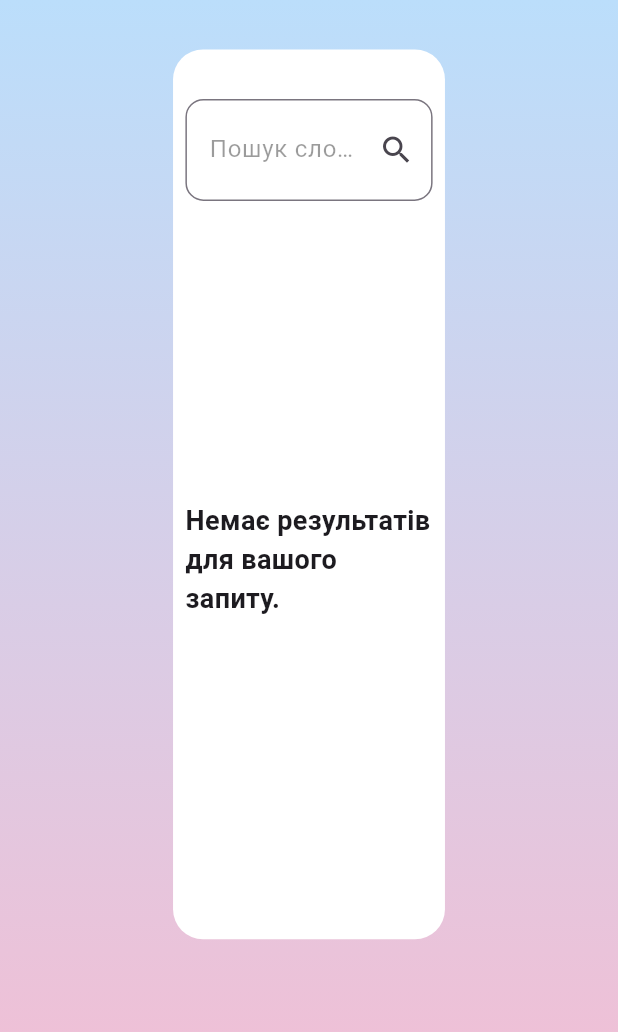
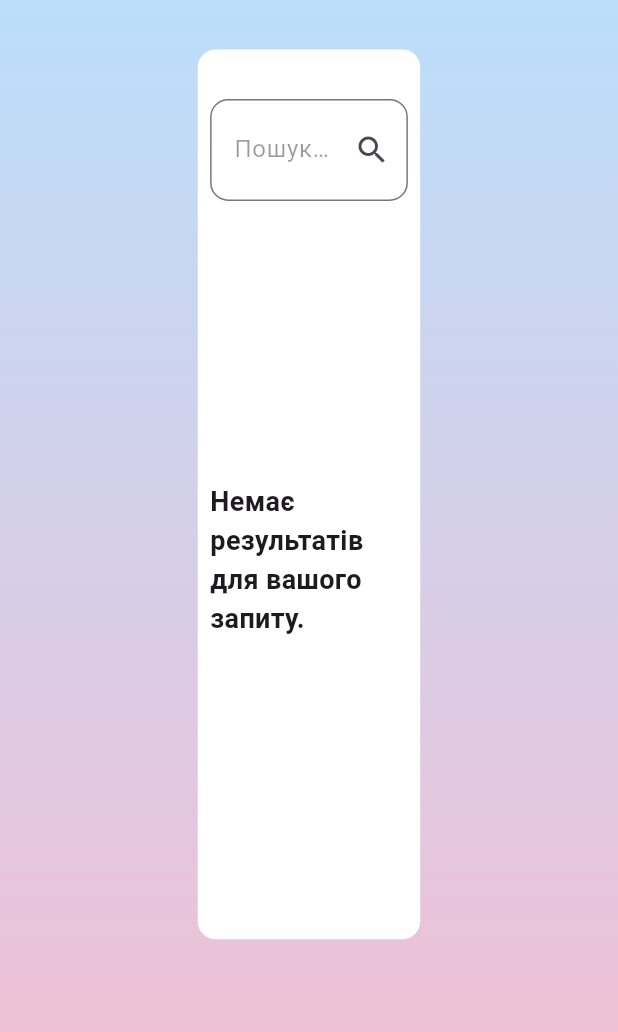
Before and after one commit to horlann/morfology_finder, a Flutter app: the WordSearchScreen screen opened directly, on a phone screen of 412 x 824 dp. Shown: the top 1032 px of the screen. Run offline on Flutter 3.47's test engine with Material 3 defaults, Android fonts, the phone set to English and light mode, and no system bars; our stand-ins replace auto_route, drift, equatable, flutter_bloc, google_fonts; accounts and stored records are empty; generated files the repository leaves out were written again; project files that could hold a hidden picture were left out.

Commit message:
added design part 17

```diff
--- a/lib/features/word_search/view/word_search_screen.dart
+++ b/lib/features/word_search/view/word_search_screen.dart
@@ -51,7 +51,7 @@
               alignment: Alignment.topCenter,
               child: Padding(
                 padding: EdgeInsets.symmetric(
-                  horizontal: screenWidth * 0.28,
+                  horizontal: screenWidth * 0.32,
                   vertical: screenHeight * 0.04,
                 ),
                 child: Container(
@@ -63,7 +63,7 @@
                   ),
                   decoration: BoxDecoration(
                     color: Colors.white,
-                    borderRadius: BorderRadius.circular(20),
+                    borderRadius: BorderRadius.circular(12),
                   ),
                   child: Column(
                     children: [
```
Also changed, not shown: lib/features/word_details/view/word_details_screen.dart (+11 -6 lines), lib/ui/widgets/custom_back_button.dart (+7 -2 lines).
